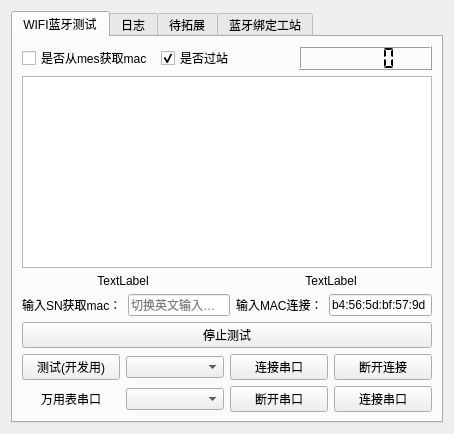
Before: the Qt Designer form work_station/wifi_ble/wifibletest.ui in yuhuang163/test, drawn with Qt 5.
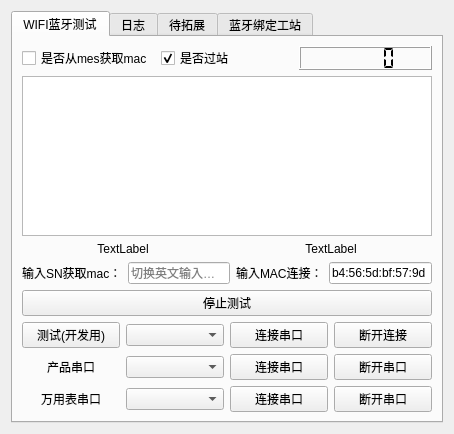
After: the same form once the commit is applied.

Commit message: 添加蓝牙测试产品串口的功能

```diff
--- a/work_station/wifi_ble/wifibletest.ui
+++ b/work_station/wifi_ble/wifibletest.ui
@@ -199,6 +199,50 @@
            </item>
           </layout>
          </item>
+         <item>
+          <layout class="QHBoxLayout" name="horizontalLayout_product_uart">
+           <property name="topMargin">
+            <number>0</number>
+           </property>
+           <item>
+            <widget class="QLabel" name="label_product_uart">
+             <property name="text">
+              <string>&lt;html&gt;&lt;head/&gt;&lt;body&gt;&lt;p align=&quot;center&quot;&gt;产品串口&lt;/p&gt;&lt;/body&gt;&lt;/html&gt;</string>
+             </property>
+            </widget>
+           </item>
+           <item>
+            <widget class="QComboBox" name="productComNameCombo">
+             <property name="sizePolicy">
+              <sizepolicy hsizetype="Preferred" vsizetype="Fixed">
+               <horstretch>0</horstretch>
+               <verstretch>0</verstretch>
+              </sizepolicy>
+             </property>
+             <property name="maximumSize">
+              <size>
+               <width>16777215</width>
+               <height>16777215</height>
+              </size>
+             </property>
+            </widget>
+           </item>
+           <item>
+            <widget class="QPushButton" name="productConnectButton">
+             <property name="text">
+              <string>连接串口</string>
+             </property>
+            </widget>
+           </item>
+           <item>
+            <widget class="QPushButton" name="productDisconnectButton">
+             <property name="text">
+              <string>断开串口</string>
+             </property>
+            </widget>
+           </item>
+          </layout>
+         </item>
          <item>
           <layout class="QHBoxLayout" name="horizontalLayout_15">
            <item>
@@ -224,13 +268,6 @@
              </property>
             </widget>
            </item>
-           <item>
-            <widget class="QPushButton" name="usbdisconnectButton">
-             <property name="text">
-              <string>断开串口</string>
-             </property>
-            </widget>
-           </item>
            <item>
             <widget class="QPushButton" name="usbconnectButton">
              <property name="text">
@@ -238,6 +275,13 @@
              </property>
             </widget>
            </item>
+           <item>
+            <widget class="QPushButton" name="usbdisconnectButton">
+             <property name="text">
+              <string>断开串口</string>
+             </property>
+            </widget>
+           </item>
           </layout>
          </item>
         </layout>
```
The commit also changes 7 other files.
